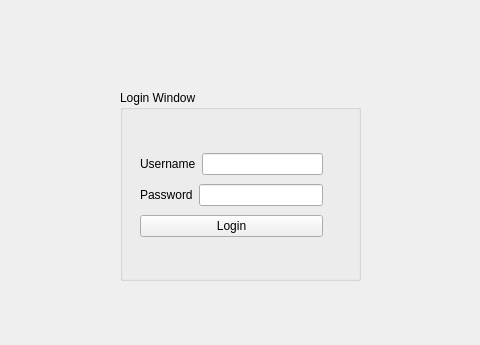
Old version of the form 2DGraphicsModeler/mainwindow.ui in the repository hoonman/qties; both pictures show x 120 to 600 and y 0 to 345 of the 800 by 600 pixel window.
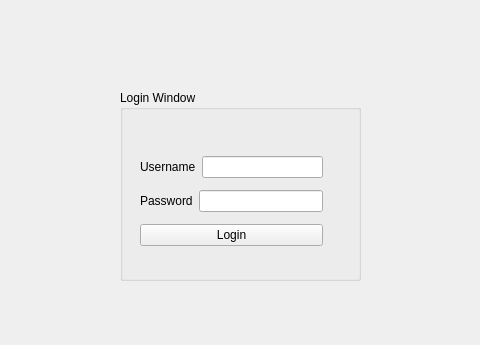
New version of the form.

The edit to the form file:
```diff
--- a/2DGraphicsModeler/mainwindow.ui
+++ b/2DGraphicsModeler/mainwindow.ui
@@ -26,13 +26,13 @@
     <property name="title">
      <string>Login Window</string>
     </property>
-    <widget class="QWidget" name="">
+    <widget class="QWidget" name="layoutWidget">
      <property name="geometry">
       <rect>
        <x>20</x>
        <y>60</y>
        <width>183</width>
-       <height>90</height>
+       <height>105</height>
       </rect>
      </property>
      <layout class="QVBoxLayout" name="verticalLayout">
```
Left out of the diff: 2 changed lines with no effect on the pictures.
